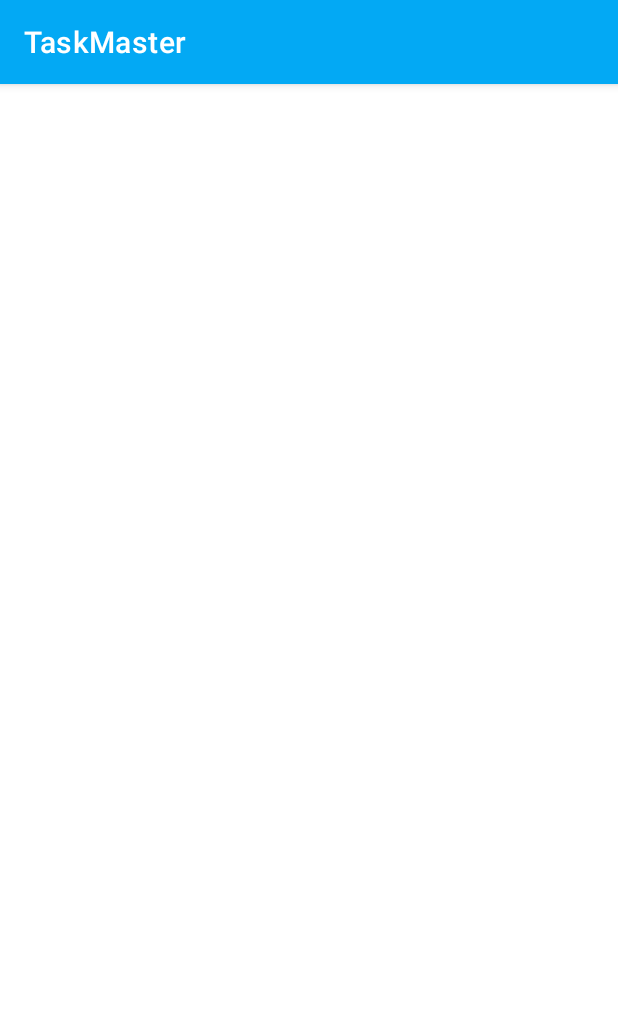
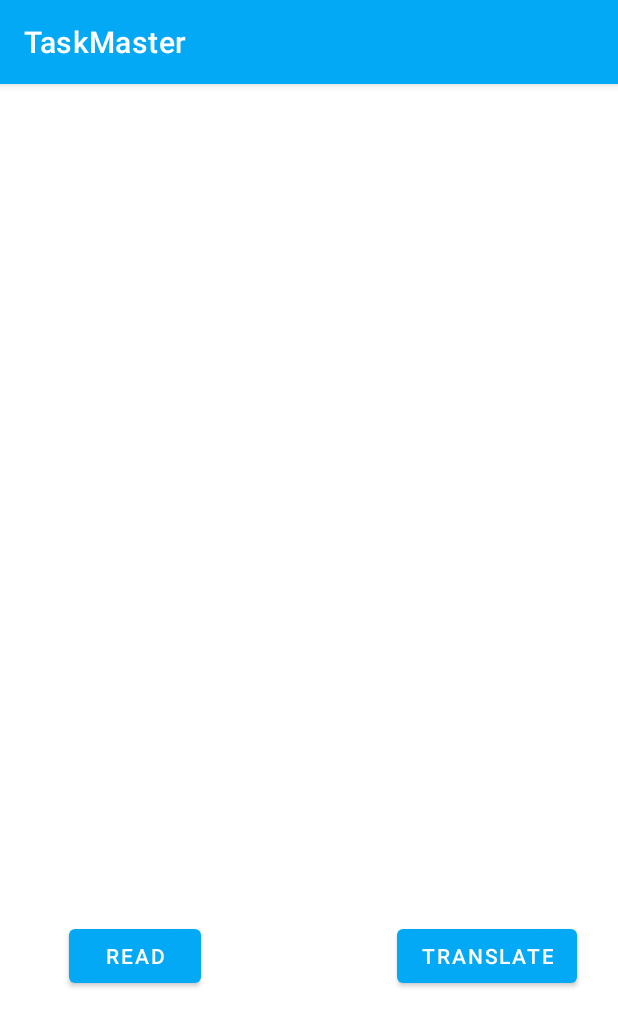
Before and after one commit to HadeelDaragmeh158/taskmaster, an Android app: the TaskDetail screen opened directly, with no data from a screen before it, on a phone screen of 412 x 824 dp. Shown: the top 1027 px of the screen. Run offline under Robolectric (Android 15) with nearby library versions, the phone set to English and light mode, and no system bars; libraries missing offline, so code that uses them is left out: com.amplifyframework.analytics, com.amplifyframework.auth, com.amplifyframework.core, com.amplifyframework.predictions; 4 statements that could not run were skipped.

Commit message:
lab41Done

```diff
--- a/app/src/main/res/layout/activity_all_tasks.xml
+++ b/app/src/main/res/layout/activity_all_tasks.xml
@@ -30,6 +30,6 @@
         app:layout_constraintHorizontal_bias="0.0"
         app:layout_constraintStart_toStartOf="parent"
         app:layout_constraintTop_toTopOf="parent"
-        app:layout_constraintVertical_bias="0.548"
+        app:layout_constraintVertical_bias="0.396"
         app:srcCompat="@android:drawable/sym_def_app_icon" />
 </androidx.constraintlayout.widget.ConstraintLayout>
--- a/app/src/main/res/layout/activity_task_detail.xml
+++ b/app/src/main/res/layout/activity_task_detail.xml
@@ -45,4 +45,28 @@
         app:layout_constraintStart_toStartOf="parent"
         app:layout_constraintTop_toTopOf="parent"
         app:layout_constraintVertical_bias="0.6" />
+
+    <Button
+        android:id="@+id/translater"
+        android:layout_width="wrap_content"
+        android:layout_height="wrap_content"
+        android:text="Translate"
+        app:layout_constraintBottom_toBottomOf="parent"
+        app:layout_constraintEnd_toEndOf="parent"
+        app:layout_constraintHorizontal_bias="0.906"
+        app:layout_constraintStart_toStartOf="parent"
+        app:layout_constraintTop_toTopOf="parent"
+        app:layout_constraintVertical_bias="0.774" />
+
+    <Button
+        android:id="@+id/speaker"
+        android:layout_width="wrap_content"
+        android:layout_height="wrap_content"
+        android:text="Read"
+        app:layout_constraintBottom_toBottomOf="parent"
+        app:layout_constraintEnd_toEndOf="parent"
+        app:layout_constraintHorizontal_bias="0.141"
+        app:layout_constraintStart_toStartOf="parent"
+        app:layout_constraintTop_toTopOf="parent"
+        app:layout_constraintVertical_bias="0.774" />
 </androidx.constraintlayout.widget.ConstraintLayout>
--- a/app/src/main/res/values/strings.xml
+++ b/app/src/main/res/values/strings.xml
@@ -4,6 +4,10 @@
 
 
     <string name="teams">Team</string>
+    <string name="sitting">Sitting</string>
+    <string name="username">Username</string>
+    <string name="name">Name</string>
+    <string name="save">Save</string>
 
     <!--Another Day, Another Model
     Overview
```
Also changed, not shown: app/build.gradle (+8 -0 lines), app/src/main/java/com/example/myapplication/MainActivity.java (+7 -0 lines), app/src/main/java/com/example/myapplication/MyAmplifyApp.java (added, +41 -0 lines), app/src/main/java/com/example/myapplication/TaskDetail.java (+80 -2 lines), app/src/main/res/layout/activity_main.xml (+11 -41 lines), app/src/main/res/layout/activity_settings.xml (+12 -8 lines), 10 other files. Lines whose indentation alone changed are shown as unchanged.
